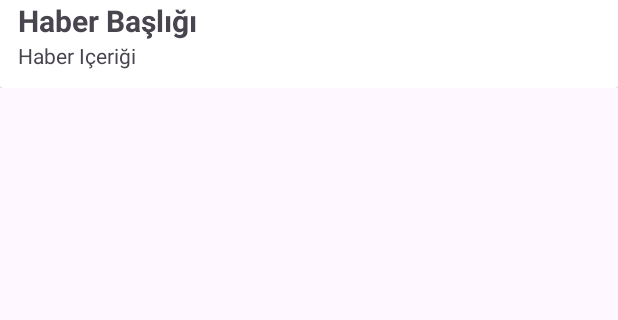
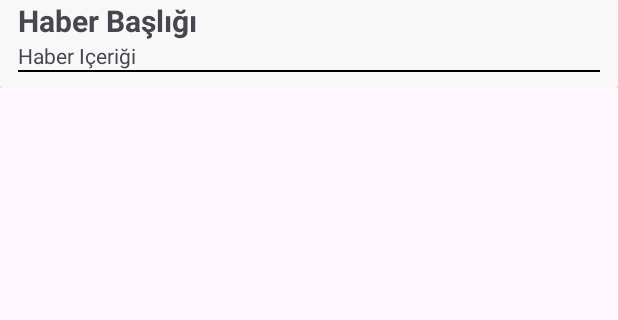
Before and after one commit to yusufaltunoymak/NewsApp, an Android app: the layout list_recycler_item.xml on its own in the app's theme, with its tools: preview values and no code run, on a phone screen of 412 x 824 dp, the part 297-617 px from its top. Run offline under Robolectric (Android 15) with nearby library versions, the phone set to English and light mode, and no system bars.

Commit message:
Implements Text Trimming and Regex Clean Up

```diff
--- a/app/src/main/res/layout/list_recycler_item.xml
+++ b/app/src/main/res/layout/list_recycler_item.xml
@@ -7,7 +7,7 @@
 
     <androidx.cardview.widget.CardView
         android:id="@+id/newsListCard"
-        android:background="@color/light_grey"
+        android:backgroundTint="@color/light_grey"
         android:layout_width="match_parent"
         android:layout_height="wrap_content"
         app:layout_constraintStart_toStartOf="parent"
@@ -56,13 +56,23 @@
                 android:layout_marginEnd="12dp"
                 android:layout_marginBottom="12dp"
                 android:ellipsize="end"
-                android:maxLines="5"
+                android:maxLines="4"
                 tools:text="Haber Içeriği"
                 android:textSize="14sp"
                 app:layout_constraintBottom_toBottomOf="parent"
                 app:layout_constraintEnd_toEndOf="parent"
                 app:layout_constraintStart_toStartOf="@+id/newsHeaderText" />
 
+            <com.google.android.material.divider.MaterialDivider
+                android:layout_width="match_parent"
+                android:layout_height="wrap_content"
+                android:background="?android:attr/listDivider"
+                app:dividerColor="@color/black"
+                app:layout_constraintTop_toBottomOf="@id/newsContentText"
+                app:layout_constraintStart_toStartOf="parent"
+                app:layout_constraintEnd_toEndOf="parent"
+                android:layout_marginHorizontal="12dp"/>
+
         </androidx.constraintlayout.widget.ConstraintLayout>
     </androidx.cardview.widget.CardView>
 
```
Also changed, not shown: app/src/main/java/com/example/newsapp/presentation/ui/newslist/NewsListAdapter.kt (+9 -3 lines), app/src/main/java/com/example/newsapp/util/Extensions.kt (added, +23 -0 lines).
